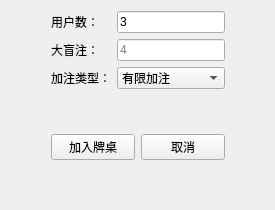
Old version of the form TexasPoker/setupwidget.ui in the repository JackeyLea/TexasPoker.
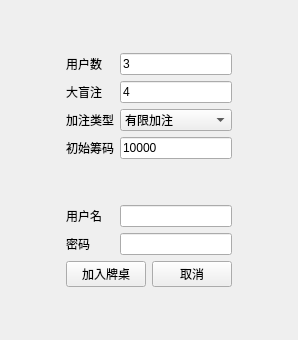
New version of the form.

Commit message: [update]调整界面

Diff of the .ui file:
```diff
--- a/TexasPoker/setupwidget.ui
+++ b/TexasPoker/setupwidget.ui
@@ -6,23 +6,58 @@
    <rect>
     <x>0</x>
     <y>0</y>
-    <width>275</width>
-    <height>209</height>
+    <width>298</width>
+    <height>340</height>
    </rect>
   </property>
   <property name="windowTitle">
    <string>Form</string>
   </property>
   <layout class="QGridLayout" name="gridLayout_2">
-   <item row="0" column="1">
-    <layout class="QGridLayout" name="layoutGPara">
-     <item row="0" column="0">
-      <widget class="QLabel" name="labelPlayerCnt">
+   <item row="1" column="1">
+    <layout class="QGridLayout" name="layoutGWidget">
+     <item row="6" column="1">
+      <widget class="QLineEdit" name="txtUserPwd">
+       <property name="echoMode">
+        <enum>QLineEdit::EchoMode::PasswordEchoOnEdit</enum>
+       </property>
+      </widget>
+     </item>
+     <item row="6" column="0">
+      <widget class="QLabel" name="labelUserPwd">
        <property name="text">
-        <string>用户数：</string>
+        <string>密码</string>
        </property>
       </widget>
      </item>
+     <item row="7" column="0" colspan="2">
+      <layout class="QHBoxLayout" name="layoutHBtn">
+       <item>
+        <widget class="QPushButton" name="btnJoin">
+         <property name="text">
+          <string>加入牌桌</string>
+         </property>
+        </widget>
+       </item>
+       <item>
+        <widget class="QPushButton" name="btnCance">
+         <property name="text">
+          <string>取消</string>
+         </property>
+        </widget>
+       </item>
+      </layout>
+     </item>
+     <item row="2" column="0">
+      <widget class="QLabel" name="labelRaiseType">
+       <property name="text">
+        <string>加注类型</string>
+       </property>
+      </widget>
+     </item>
+     <item row="5" column="1">
+      <widget class="QLineEdit" name="txtUserName"/>
+     </item>
      <item row="0" column="1">
       <widget class="QLineEdit" name="txtPlayerCnt">
        <property name="text">
@@ -39,21 +74,31 @@
      <item row="1" column="0">
       <widget class="QLabel" name="labelBB">
        <property name="text">
-        <string>大盲注：</string>
+        <string>大盲注</string>
        </property>
       </widget>
      </item>
-     <item row="1" column="1">
-      <widget class="QLineEdit" name="txtBB">
+     <item row="3" column="1">
+      <widget class="QLineEdit" name="txtInitChip">
+       <property name="text">
+        <string>10000</string>
+       </property>
        <property name="placeholderText">
-        <string>4</string>
+        <string>10000</string>
        </property>
       </widget>
      </item>
-     <item row="2" column="0">
-      <widget class="QLabel" name="labelRaiseType">
+     <item row="3" column="0">
+      <widget class="QLabel" name="labelInitChip">
        <property name="text">
-        <string>加注类型：</string>
+        <string>初始筹码</string>
+       </property>
+      </widget>
+     </item>
+     <item row="0" column="0">
+      <widget class="QLabel" name="labelPlayerCnt">
+       <property name="text">
+        <string>用户数</string>
        </property>
       </widget>
      </item>
@@ -71,40 +116,39 @@
        </item>
       </widget>
      </item>
+     <item row="1" column="1">
+      <widget class="QLineEdit" name="txtBB">
+       <property name="text">
+        <string>4</string>
+       </property>
+       <property name="placeholderText">
+        <string>4</string>
+       </property>
+      </widget>
+     </item>
+     <item row="5" column="0">
+      <widget class="QLabel" name="labelUserName">
+       <property name="text">
+        <string>用户名</string>
+       </property>
+      </widget>
+     </item>
+     <item row="4" column="0" colspan="2">
+      <spacer name="spacerVM">
+       <property name="orientation">
+        <enum>Qt::Orientation::Vertical</enum>
+       </property>
+       <property name="sizeHint" stdset="0">
+        <size>
+         <width>20</width>
+         <height>40</height>
+        </size>
+       </property>
+      </spacer>
+     </item>
     </layout>
    </item>
-   <item row="1" column="1">
-    <spacer name="spacerVT">
-     <property name="orientation">
-      <enum>Qt::Orientation::Vertical</enum>
-     </property>
-     <property name="sizeHint" stdset="0">
-      <size>
-       <width>20</width>
-       <height>32</height>
-      </size>
-     </property>
-    </spacer>
-   </item>
    <item row="2" column="1">
-    <layout class="QHBoxLayout" name="layoutHBtn">
-     <item>
-      <widget class="QPushButton" name="btnJoin">
-       <property name="text">
-        <string>加入牌桌</string>
-       </property>
-      </widget>
-     </item>
-     <item>
-      <widget class="QPushButton" name="btnCance">
-       <property name="text">
-        <string>取消</string>
-       </property>
-      </widget>
-     </item>
-    </layout>
-   </item>
-   <item row="3" column="1">
     <spacer name="spacerVB">
      <property name="orientation">
       <enum>Qt::Orientation::Vertical</enum>
@@ -117,20 +161,7 @@
      </property>
     </spacer>
    </item>
-   <item row="0" column="2" rowspan="4">
-    <spacer name="spacerHR">
-     <property name="orientation">
-      <enum>Qt::Orientation::Horizontal</enum>
-     </property>
-     <property name="sizeHint" stdset="0">
-      <size>
-       <width>10</width>
-       <height>188</height>
-      </size>
-     </property>
-    </spacer>
-   </item>
-   <item row="0" column="0" rowspan="4">
+   <item row="1" column="0">
     <spacer name="spacerHL">
      <property name="orientation">
       <enum>Qt::Orientation::Horizontal</enum>
@@ -143,6 +174,32 @@
      </property>
     </spacer>
    </item>
+   <item row="1" column="2">
+    <spacer name="spacerHR">
+     <property name="orientation">
+      <enum>Qt::Orientation::Horizontal</enum>
+     </property>
+     <property name="sizeHint" stdset="0">
+      <size>
+       <width>10</width>
+       <height>188</height>
+      </size>
+     </property>
+    </spacer>
+   </item>
+   <item row="0" column="1">
+    <spacer name="verticalSpacer">
+     <property name="orientation">
+      <enum>Qt::Orientation::Vertical</enum>
+     </property>
+     <property name="sizeHint" stdset="0">
+      <size>
+       <width>20</width>
+       <height>40</height>
+      </size>
+     </property>
+    </spacer>
+   </item>
   </layout>
  </widget>
  <resources/>
```
